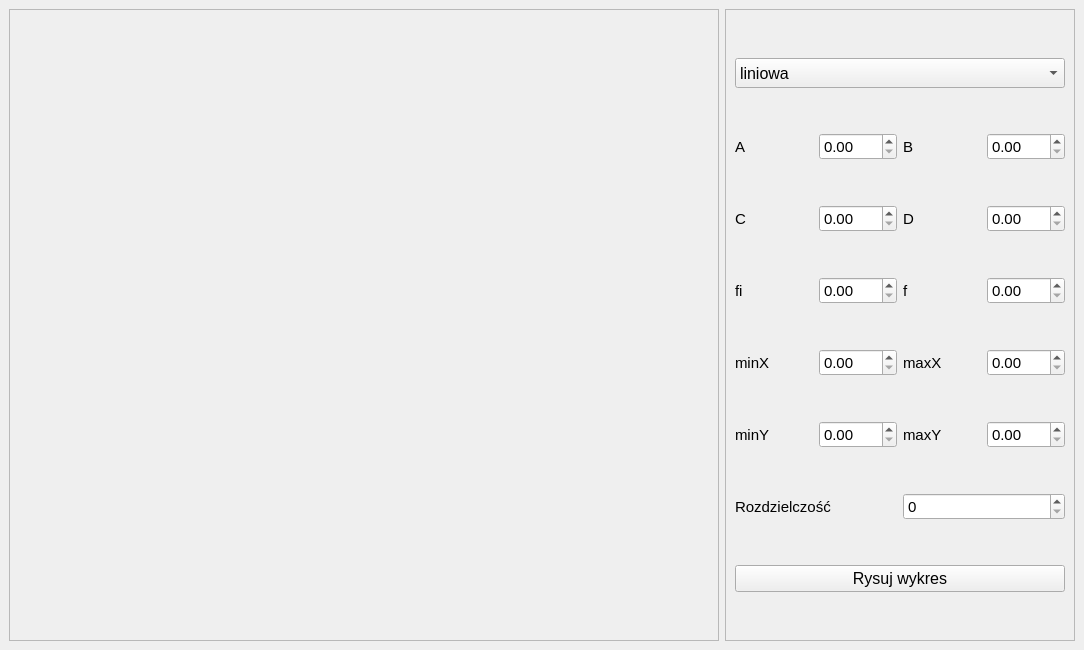
This is mainwindow.ui in SzymonCzapla/ProjektPK_Wykresy_Funkcji_Matematycznych_Qt as Qt 5 draws it before an edit. The edited form follows.
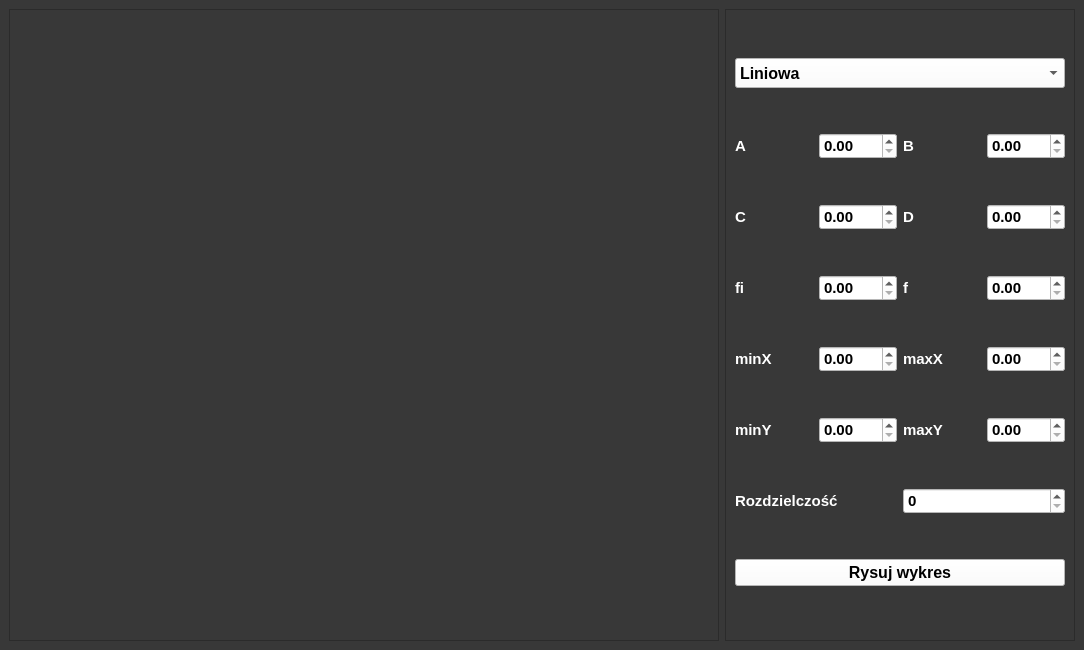
This is the edited form. Custom widgets are drawn as their Qt base class.

Patch:
```diff
--- a/mainwindow.ui
+++ b/mainwindow.ui
@@ -14,6 +14,9 @@
    <string>MainWindow</string>
   </property>
   <widget class="QWidget" name="centralwidget">
+   <property name="styleSheet">
+    <string notr="true">background-color: rgb(56,56,56);</string>
+   </property>
    <layout class="QHBoxLayout" name="horizontalLayout_2">
     <item>
      <layout class="QHBoxLayout" name="horizontalLayout">
@@ -64,14 +67,19 @@
            <property name="font">
             <font>
              <pointsize>12</pointsize>
+             <bold>true</bold>
             </font>
            </property>
            <property name="layoutDirection">
             <enum>Qt::LeftToRight</enum>
            </property>
+           <property name="styleSheet">
+            <string notr="true">background-color: rgb(255, 255, 255);
+color: rgb(0, 0, 0);</string>
+           </property>
            <item>
             <property name="text">
-             <string>liniowa</string>
+             <string>Liniowa</string>
             </property>
            </item>
            <item>
@@ -100,8 +108,12 @@
                <property name="font">
                 <font>
                  <pointsize>11</pointsize>
+                 <bold>true</bold>
                 </font>
                </property>
+               <property name="styleSheet">
+                <string notr="true">color: rgb(255, 255, 255);</string>
+               </property>
                <property name="text">
                 <string>A</string>
                </property>
@@ -112,8 +124,13 @@
                <property name="font">
                 <font>
                  <pointsize>11</pointsize>
+                 <bold>true</bold>
                 </font>
                </property>
+               <property name="styleSheet">
+                <string notr="true">background-color: rgb(255, 255, 255);
+color: rgb(0, 0, 0);</string>
+               </property>
               </widget>
              </item>
             </layout>
@@ -125,8 +142,12 @@
                <property name="font">
                 <font>
                  <pointsize>11</pointsize>
+                 <bold>true</bold>
                 </font>
                </property>
+               <property name="styleSheet">
+                <string notr="true">color: rgb(255, 255, 255);</string>
+               </property>
                <property name="text">
                 <string>B</string>
                </property>
@@ -137,8 +158,13 @@
                <property name="font">
                 <font>
                  <pointsize>11</pointsize>
+                 <bold>true</bold>
                 </font>
                </property>
+               <property name="styleSheet">
+                <string notr="true">background-color: rgb(255, 255, 255);
+color: rgb(0, 0, 0);</string>
+               </property>
               </widget>
              </item>
             </layout>
@@ -154,8 +180,12 @@
                <property name="font">
                 <font>
                  <pointsize>11</pointsize>
+                 <bold>true</bold>
                 </font>
                </property>
+               <property name="styleSheet">
+                <string notr="true">color: rgb(255, 255, 255);</string>
+               </property>
                <property name="text">
                 <string>C</string>
                </property>
@@ -166,8 +196,13 @@
                <property name="font">
                 <font>
                  <pointsize>11</pointsize>
+                 <bold>true</bold>
                 </font>
                </property>
+               <property name="styleSheet">
+                <string notr="true">background-color: rgb(255, 255, 255);
+color: rgb(0, 0, 0);</string>
+               </property>
               </widget>
              </item>
             </layout>
@@ -179,8 +214,12 @@
                <property name="font">
                 <font>
                  <pointsize>11</pointsize>
+                 <bold>true</bold>
                 </font>
                </property>
+               <property name="styleSheet">
+                <string notr="true">color: rgb(255, 255, 255);</string>
+               </property>
                <property name="text">
                 <string>D</string>
                </property>
@@ -191,8 +230,13 @@
                <property name="font">
                 <font>
                  <pointsize>11</pointsize>
+                 <bold>true</bold>
                 </font>
                </property>
+               <property name="styleSheet">
+                <string notr="true">background-color: rgb(255, 255, 255);
+color: rgb(0, 0, 0);</string>
+               </property>
               </widget>
              </item>
             </layout>
@@ -208,8 +252,12 @@
                <property name="font">
                 <font>
                  <pointsize>11</pointsize>
+                 <bold>true</bold>
                 </font>
                </property>
+               <property name="styleSheet">
+                <string notr="true">color: rgb(255, 255, 255);</string>
+               </property>
                <property name="text">
                 <string>fi</string>
                </property>
@@ -220,8 +268,13 @@
                <property name="font">
                 <font>
                  <pointsize>11</pointsize>
+                 <bold>true</bold>
                 </font>
                </property>
+               <property name="styleSheet">
+                <string notr="true">background-color: rgb(255, 255, 255);
+color: rgb(0, 0, 0);</string>
+               </property>
               </widget>
              </item>
             </layout>
@@ -233,8 +286,12 @@
                <property name="font">
                 <font>
                  <pointsize>11</pointsize>
+                 <bold>true</bold>
                 </font>
                </property>
+               <property name="styleSheet">
+                <string notr="true">color: rgb(255, 255, 255);</string>
+               </property>
                <property name="text">
                 <string>f</string>
                </property>
@@ -245,8 +302,13 @@
                <property name="font">
                 <font>
                  <pointsize>11</pointsize>
+                 <bold>true</bold>
                 </font>
                </property>
+               <property name="styleSheet">
+                <string notr="true">background-color: rgb(255, 255, 255);
+color: rgb(0, 0, 0);</string>
+               </property>
               </widget>
              </item>
             </layout>
@@ -262,8 +324,12 @@
                <property name="font">
                 <font>
                  <pointsize>11</pointsize>
+                 <bold>true</bold>
                 </font>
                </property>
+               <property name="styleSheet">
+                <string notr="true">color: rgb(255, 255, 255);</string>
+               </property>
                <property name="text">
                 <string>minX</string>
                </property>
@@ -274,8 +340,13 @@
                <property name="font">
                 <font>
                  <pointsize>11</pointsize>
+                 <bold>true</bold>
                 </font>
                </property>
+               <property name="styleSheet">
+                <string notr="true">background-color: rgb(255, 255, 255);
+color: rgb(0, 0, 0);</string>
+               </property>
               </widget>
              </item>
             </layout>
@@ -287,8 +358,12 @@
                <property name="font">
                 <font>
                  <pointsize>11</pointsize>
+                 <bold>true</bold>
                 </font>
                </property>
+               <property name="styleSheet">
+                <string notr="true">color: rgb(255, 255, 255);</string>
+               </property>
                <property name="text">
                 <string>maxX</string>
                </property>
@@ -299,8 +374,13 @@
                <property name="font">
                 <font>
                  <pointsize>11</pointsize>
+                 <bold>true</bold>
                 </font>
                </property>
+               <property name="styleSheet">
+                <string notr="true">background-color: rgb(255, 255, 255);
+color: rgb(0, 0, 0);</string>
+               </property>
               </widget>
              </item>
             </layout>
@@ -316,8 +396,12 @@
                <property name="font">
                 <font>
                  <pointsize>11</pointsize>
+                 <bold>true</bold>
                 </font>
                </property>
+               <property name="styleSheet">
+                <string notr="true">color: rgb(255, 255, 255);</string>
+               </property>
                <property name="text">
                 <string>minY</string>
                </property>
@@ -328,8 +412,13 @@
                <property name="font">
                 <font>
                  <pointsize>11</pointsize>
+                 <bold>true</bold>
                 </font>
                </property>
+               <property name="styleSheet">
+                <string notr="true">background-color: rgb(255, 255, 255);
+color: rgb(0, 0, 0);</string>
+               </property>
               </widget>
              </item>
             </layout>
@@ -341,8 +430,12 @@
                <property name="font">
                 <font>
                  <pointsize>11</pointsize>
+                 <bold>true</bold>
                 </font>
                </property>
+               <property name="styleSheet">
+                <string notr="true">color: rgb(255, 255, 255);</string>
+               </property>
                <property name="text">
                 <string>maxY</string>
                </property>
@@ -353,8 +446,13 @@
                <property name="font">
                 <font>
                  <pointsize>11</pointsize>
+                 <bold>true</bold>
                 </font>
                </property>
+               <property name="styleSheet">
+                <string notr="true">background-color: rgb(255, 255, 255);
+color: rgb(0, 0, 0);</string>
+               </property>
               </widget>
              </item>
             </layout>
@@ -368,8 +466,12 @@
              <property name="font">
               <font>
                <pointsize>11</pointsize>
+               <bold>true</bold>
               </font>
              </property>
+             <property name="styleSheet">
+              <string notr="true">color: rgb(255, 255, 255);</string>
+             </property>
              <property name="text">
               <string>Rozdzielczość</string>
              </property>
@@ -380,8 +482,13 @@
              <property name="font">
               <font>
                <pointsize>11</pointsize>
+               <bold>true</bold>
               </font>
              </property>
+             <property name="styleSheet">
+              <string notr="true">background-color: rgb(255, 255, 255);
+color: rgb(0, 0, 0);</string>
+             </property>
             </widget>
            </item>
           </layout>
@@ -391,8 +498,13 @@
            <property name="font">
             <font>
              <pointsize>12</pointsize>
+             <bold>true</bold>
             </font>
            </property>
+           <property name="styleSheet">
+            <string notr="true">background-color: rgb(255, 255, 255);
+color: rgb(0, 0, 0);</string>
+           </property>
            <property name="text">
             <string>Rysuj wykres</string>
            </property>
```
Left out of the diff: 6 changed lines with no effect on the pictures.
